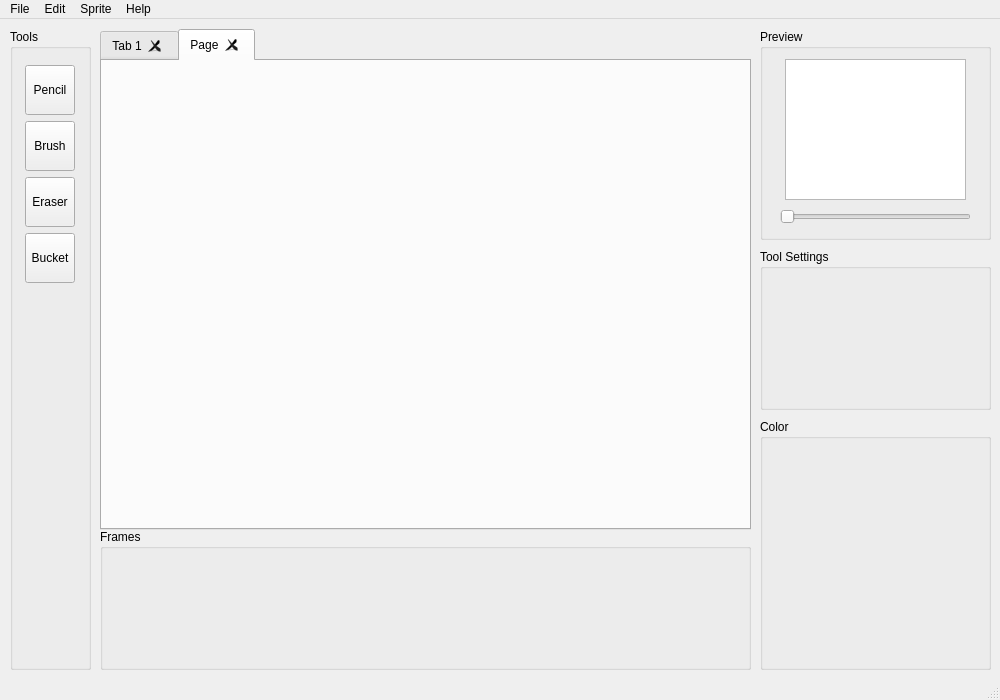
Above: mainwindow.ui from jeffohh/Sprite-Editor before the change. Below: the same form after it.
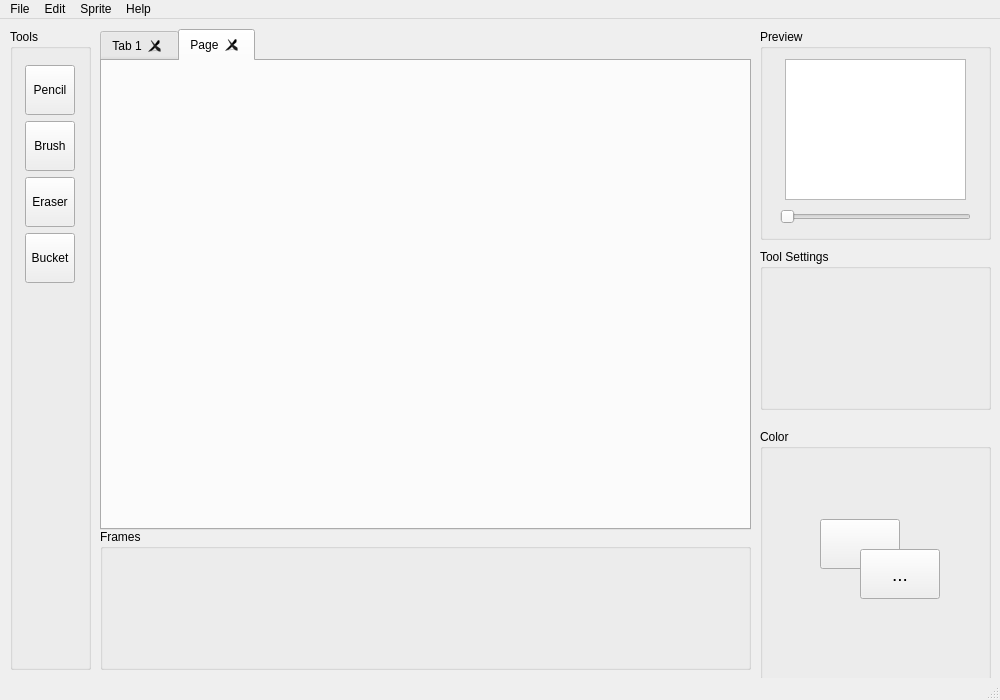
That is the form after the change.

Commit message: implement color picker

```diff
--- a/mainwindow.ui
+++ b/mainwindow.ui
@@ -240,7 +240,7 @@
     <property name="geometry">
      <rect>
       <x>760</x>
-      <y>400</y>
+      <y>410</y>
       <width>231</width>
       <height>251</height>
      </rect>
@@ -248,6 +248,49 @@
     <property name="title">
      <string>Color</string>
     </property>
+    <widget class="QPushButton" name="currentColorBtn">
+     <property name="geometry">
+      <rect>
+       <x>60</x>
+       <y>90</y>
+       <width>80</width>
+       <height>50</height>
+      </rect>
+     </property>
+     <property name="minimumSize">
+      <size>
+       <width>50</width>
+       <height>50</height>
+      </size>
+     </property>
+     <property name="text">
+      <string/>
+     </property>
+    </widget>
+    <widget class="QPushButton" name="changeColorBtn">
+     <property name="geometry">
+      <rect>
+       <x>100</x>
+       <y>120</y>
+       <width>80</width>
+       <height>50</height>
+      </rect>
+     </property>
+     <property name="minimumSize">
+      <size>
+       <width>50</width>
+       <height>50</height>
+      </size>
+     </property>
+     <property name="font">
+      <font>
+       <pointsize>14</pointsize>
+      </font>
+     </property>
+     <property name="text">
+      <string>...</string>
+     </property>
+    </widget>
    </widget>
    <widget class="QGroupBox" name="groupBox_5">
     <property name="geometry">
```
Left out of the diff: 4 changed lines with no effect on the pictures. The commit also changes 2 other files.
